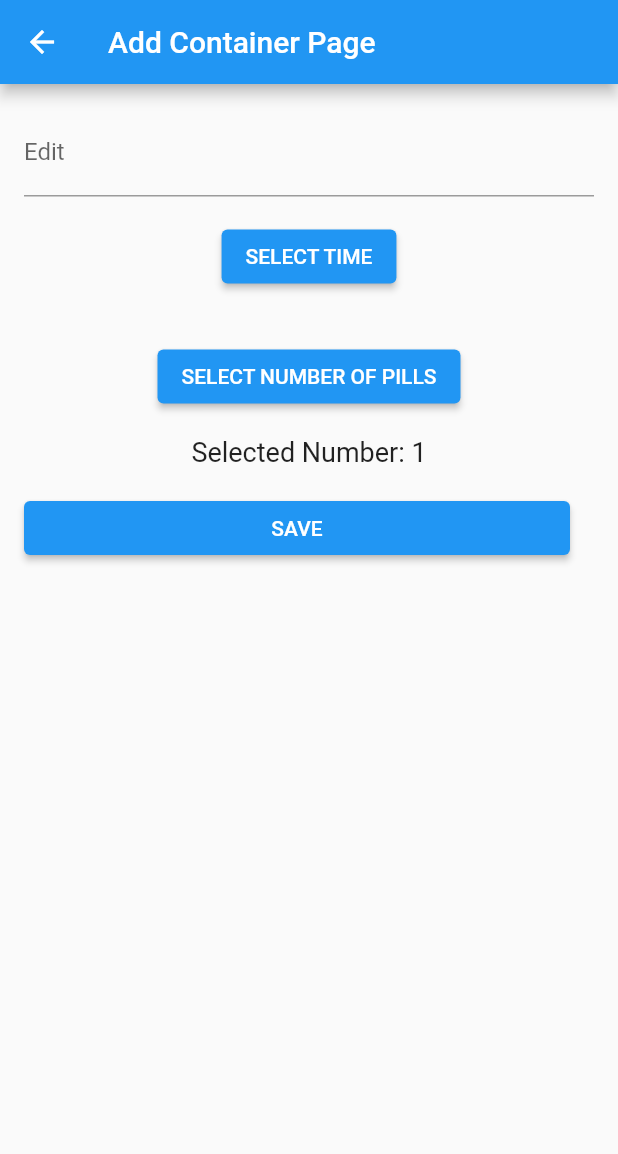
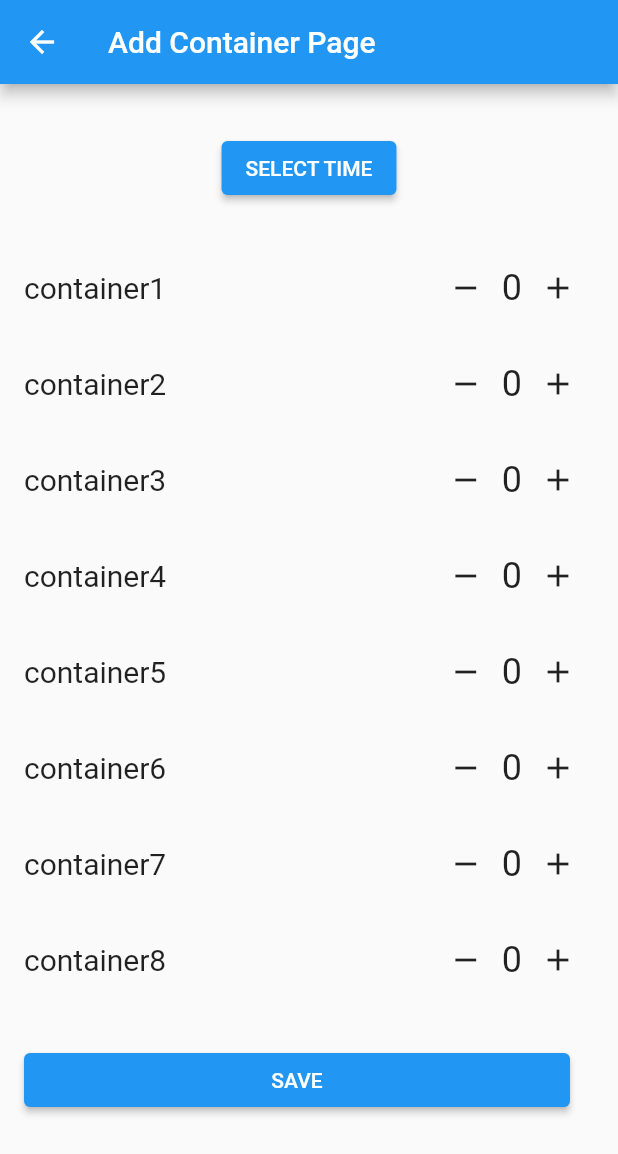
Before and after one commit to VenuraShyamal14/meditrack, a Flutter app: the PrescriptionPage screen opened directly, on a phone screen of 412 x 824 dp. Shown: the top 1154 px of the screen. Run offline on Flutter 3.47's test engine with Material 2 defaults, Android fonts, the phone set to English and light mode, and no system bars; our stand-ins replace firebase_auth, firebase_core, firebase_database, numberpicker; accounts and stored records are empty.

Commit message:
add rows

```diff
--- a/lib/priscription.dart
+++ b/lib/priscription.dart
@@ -13,16 +13,86 @@ class PrescriptionPage extends StatefulWidget {
   State<PrescriptionPage> createState() => _PrescriptionPageState();
 }
 
+class ContainerRow extends StatefulWidget {
+  final String containerName;
+
+  ContainerRow({required this.containerName});
+
+  @override
+  State<ContainerRow> createState() => _ContainerRowState();
+}
+
+class _ContainerRowState extends State<ContainerRow> {
+  int _selectedNumber = 0;
+
+  @override
+  Widget build(BuildContext context) {
+    return Row(
+      children: [
+        Expanded(
+          child: Text(
+            widget.containerName,
+            style: TextStyle(fontSize: 20),
+          ),
+        ),
+        SizedBox(width: 16),
+        Row(
+          mainAxisSize: MainAxisSize.min,
+          children: [
+            IconButton(
+              icon: Icon(Icons.remove),
+              onPressed: () {
+                setState(() {
+                  _selectedNumber = (_selectedNumber - 1).clamp(0, 10);
+                });
+              },
+            ),
+            Text(
+              '$_selectedNumber',
+              style: TextStyle(fontSize: 24),
+            ),
+            IconButton(
+              icon: Icon(Icons.add),
+              onPressed: () {
+                setState(() {
+                  _selectedNumber = (_selectedNumber + 1).clamp(0, 10);
+                });
+              },
+            ),
+          ],
+        ),
+      ],
+    );
+  }
+}
+
 class _PrescriptionPageState extends State<PrescriptionPage> {
   final TextEditingController _textController = TextEditingController();
   final databaseReference = FirebaseDatabase.instance.reference();
 
   TimeOfDay? _selectedTime;
-  int _selectedNumber = 1;
+  int _selectedNumber = 0;
 
   bool _morningSelected = false;
   bool _lunchSelected = false;
   bool _dinnerSelected = false;
+
+  // List of container names
+  List<String> containerNames = [
+    'container1',
+    'container2',
+    'container3',
+    'container4',
+    'container5',
+    'container6',
+    'container7',
+    'container8',
+  ];
+
+  // Function to build each row
+  Widget buildContainerRow(String containerName) {
+    return ContainerRow(containerName: containerName);
+  }
 
   void _selectTime() async {
     final TimeOfDay? time = await showTimePicker(
@@ -44,23 +114,15 @@ void _selectTime() async {
     }
   }
 
-
-void _showNumberPicker() {
-  showDialog(
-    context: context,
-    builder: (context) {
-      return StatefulBuilder(
-        builder: (context, setState) {
-          return AlertDialog(
-            title: const Text('Select a Number'),
-            content: Row(
-              mainAxisAlignment: MainAxisAlignment.center,
+  Widget buildNumberPicker() {
+    return Row(
+      mainAxisSize: MainAxisSize.min,
       children: [
         IconButton(
           icon: Icon(Icons.remove),
           onPressed: () {
             setState(() {
-                      _selectedNumber = (_selectedNumber - 1).clamp(1, 10);
+              _selectedNumber = (_selectedNumber - 1).clamp(0, 10);
             });
           },
         ),
@@ -72,26 +134,13 @@ void _showNumberPicker() {
           icon: Icon(Icons.add),
           onPressed: () {
             setState(() {
-                      _selectedNumber = (_selectedNumber + 1).clamp(1, 10);
+              _selectedNumber = (_selectedNumber + 1).clamp(0, 10);
             });
           },
         ),
       ],
-            ),
-            actions: [
-              TextButton(
-                onPressed: () => Navigator.pop(context),
-                child: const Text('OK'),
-              ),
-            ],
-          );
-        },
-      );
-    },
     );
   }
-
-
 
   Future<void> signIn() async {
     try {
@@ -140,15 +189,6 @@ void _showNumberPicker() {
             child: Column(
               mainAxisAlignment: MainAxisAlignment.center,
               children: <Widget>[
-                TextField(
-                  controller: _textController,
-                  decoration: const InputDecoration(
-                    labelText: 'Edit',
-                  ),
-                  onChanged: (value) {
-                    setState(() {});
-                  },
-                ),
                 const SizedBox(height: 16),
                 ElevatedButton(
                   onPressed: _selectTime,
@@ -162,15 +202,20 @@ void _showNumberPicker() {
                   ),
                 const SizedBox(height: 16),
 
-                ElevatedButton(
-                  onPressed: _showNumberPicker,
-                  child: const Text('SELECT NUMBER OF PILLS'),
+                // Use ListView.builder to create the rows dynamically
+                ListView.builder(
+                  shrinkWrap: true,
+                  itemCount: containerNames.length,
+                  itemBuilder: (context, index) {
+                    return Column(
+                      children: [
+                        buildContainerRow(containerNames[index]),
+                        const SizedBox(height: 16),
+                      ],
+                    );
+                  },
                 ),
-                const SizedBox(height: 16),
-                Text(
-                  'Selected Number: $_selectedNumber',
-                  style: const TextStyle(fontSize: 18),
-                ),
+
                 const SizedBox(height: 16),
                 Row(
                   mainAxisAlignment: MainAxisAlignment.center,
@@ -183,6 +228,7 @@ void _showNumberPicker() {
                     ),
                     const SizedBox(width: 16),
                   ],
+
                 ),
               ],
             ),
```
Lines whose indentation alone changed are shown as unchanged.
